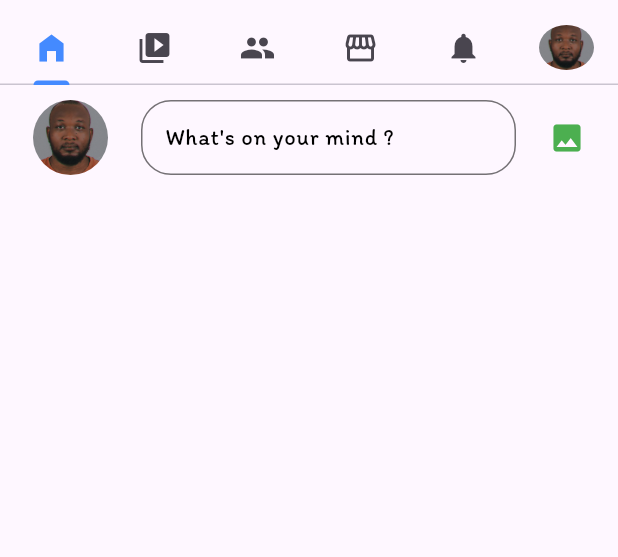
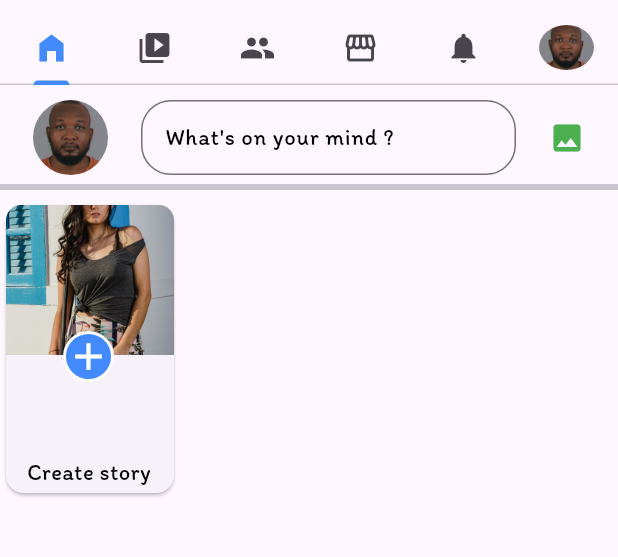
Before and after one commit to EtienneBel/facebook_clone_with_flutter, a Flutter app: the screen it shows after launch, on a phone screen of 412 x 824 dp, the part 71-628 px from its top. Run offline on Flutter 3.47's test engine with Material 3 defaults, Android fonts, the phone set to English and light mode, and no system bars.

Commit message:
Add horizontal list view for creating stories on HomeScreen

```diff
--- a/lib/Screen/Tabs/home_screen.dart
+++ b/lib/Screen/Tabs/home_screen.dart
@@ -54,6 +54,64 @@ class _HomeScreenState extends State<HomeScreen> {
             const Icon(Icons.image, color: Colors.green)
           ],
         ),
+        Divider(thickness: 4),
+        SizedBox(
+          height: 200,
+          child: ListView(
+            scrollDirection: Axis.horizontal,
+            children: [
+              SizedBox(
+                height: 200,
+                width: 120,
+                child: Card(
+                  child: Stack(
+                    children: [
+                      Container(
+                        height: 100,
+                        width: 120,
+                        decoration: const BoxDecoration(
+                          borderRadius: BorderRadius.only(
+                            topLeft: Radius.circular(10),
+                            topRight: Radius.circular(10),
+                          ),
+                          image: DecorationImage(
+                            image: AssetImage(
+                                "assets/Images/pexels-eliasdecarvalho-1375849.jpg"),
+                            fit: BoxFit.cover,
+                          ),
+                        ),
+                      ),
+                      Positioned(
+                        top: 84,
+                        left: 38,
+                        child: Container(
+                          decoration: BoxDecoration(
+                            color: Colors.blueAccent,
+                            borderRadius: BorderRadius.circular(100),
+                            border: Border.all(color: Colors.white, width: 2),
+                          ),
+                          child: const Icon(
+                            Icons.add,
+                            size: 30,
+                            color: Colors.white,
+                          ),
+                        ),
+                      ),
+                      Positioned(
+                        bottom: 4,
+                        left: 14,
+                        child: Text(
+                          "Create story",
+                          style: myTextStyle15(),
+                        ),
+                      )
+                    ],
+                  ),
+                ),
+              )
+            ],
+          ),
+        )
       ],
     ));
   }
```
